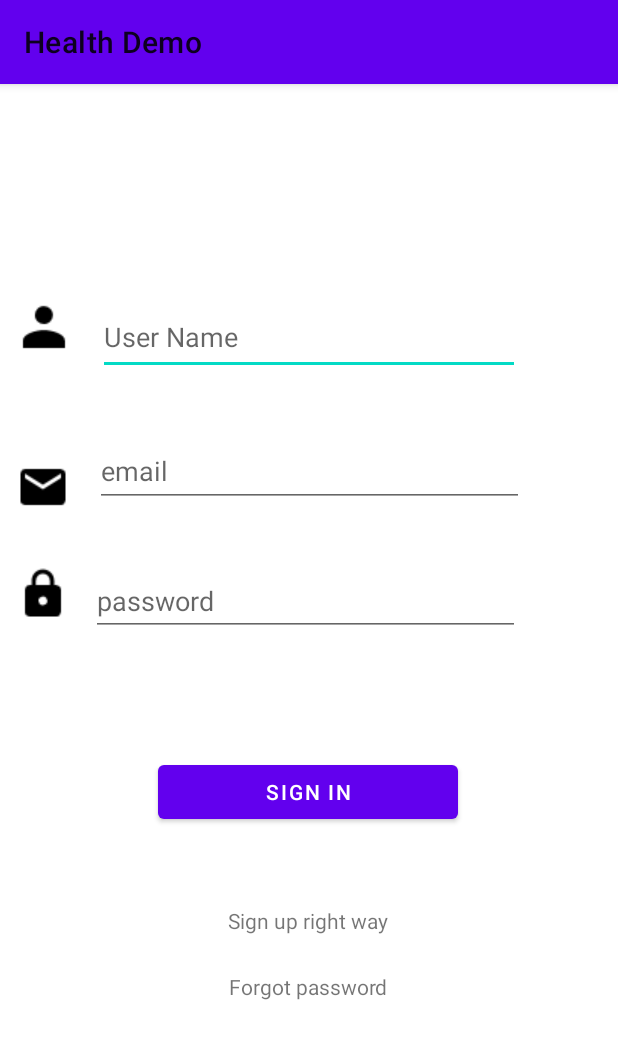
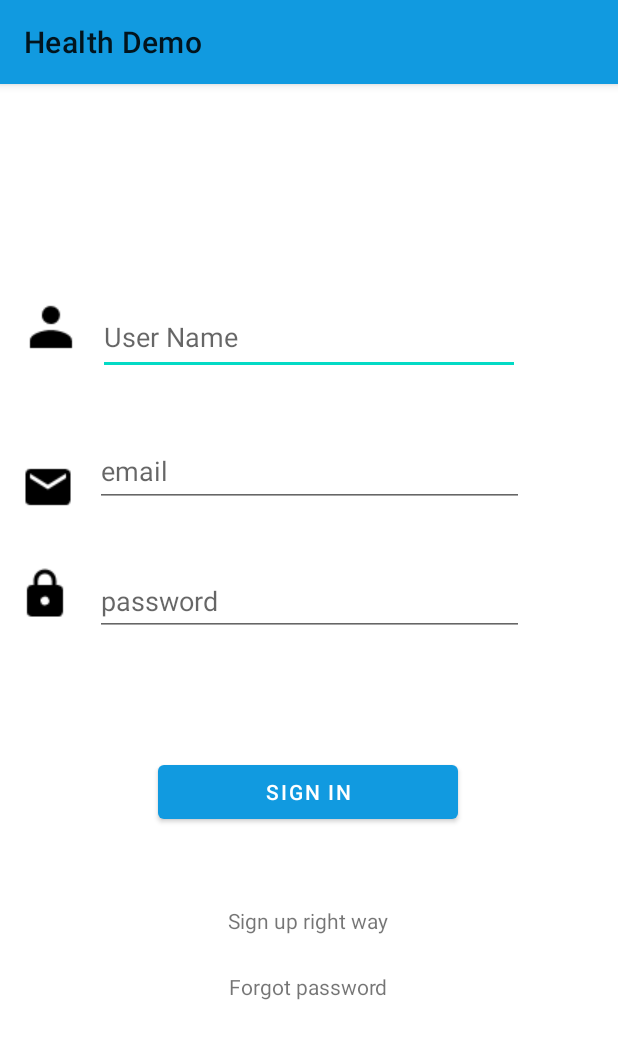
Before and after one commit to zahidcsepstu/Health_Demo, an Android app: the SignIn screen opened directly, with no data from a screen before it, on a phone screen of 412 x 824 dp. Shown: the top 1039 px of the screen. Run offline under Robolectric (Android 15) with nearby library versions, the phone set to English and light mode, and no system bars; libraries missing offline, so code that uses them is left out: com.cunoraz.gifview, com.github.mikephil.charting.

```diff
--- a/app/src/main/res/layout/activity_sign_in.xml
+++ b/app/src/main/res/layout/activity_sign_in.xml
@@ -4,7 +4,8 @@
     xmlns:tools="http://schemas.android.com/tools"
     android:layout_width="match_parent"
     android:layout_height="match_parent"
-    tools:context=".SignIn">
+    tools:context=".SignIn"
+    tools:ignore="MissingClass">
 
 
     <com.google.android.material.imageview.ShapeableImageView
@@ -15,7 +16,7 @@
         android:src="@drawable/baseline_person_black_18dp"
 
         app:layout_constraintEnd_toStartOf="@+id/user_name"
-        app:layout_constraintHorizontal_bias="0.39"
+        app:layout_constraintHorizontal_bias="0.551"
         app:layout_constraintStart_toStartOf="parent"
         app:layout_constraintTop_toTopOf="@+id/user_name" />
 
@@ -26,7 +27,6 @@
         android:src="@drawable/baseline_email_black_18dp"
         app:layout_constraintBottom_toTopOf="@+id/pass_icon"
         app:layout_constraintEnd_toStartOf="@+id/email"
-        app:layout_constraintHorizontal_bias="0.39"
         app:layout_constraintStart_toStartOf="parent"
         app:layout_constraintTop_toTopOf="@+id/email"
         app:layout_constraintVertical_bias="0.322" />
@@ -46,7 +46,7 @@
         android:layout_width="281dp"
         android:layout_height="50dp"
         android:layout_marginBottom="40dp"
-        android:hint="User Name"
+        android:hint="@string/user_name"
         app:layout_constraintBottom_toTopOf="@+id/email"
         app:layout_constraintEnd_toEndOf="parent"
         app:layout_constraintStart_toStartOf="parent"
@@ -62,7 +62,6 @@
         android:inputType="textPassword"
         app:layout_constraintBottom_toBottomOf="parent"
         app:layout_constraintEnd_toEndOf="parent"
-        app:layout_constraintHorizontal_bias="0.48"
         app:layout_constraintStart_toStartOf="parent" />
 
     <com.google.android.material.textfield.TextInputEditText
--- a/app/src/main/res/values/colors.xml
+++ b/app/src/main/res/values/colors.xml
@@ -1,6 +1,6 @@
 <?xml version="1.0" encoding="utf-8"?>
 <resources>
-    <color name="colorPrimary">#6200EE</color>
-    <color name="colorPrimaryDark">#3700B3</color>
+    <color name="colorPrimary">#119ae0</color>
+    <color name="colorPrimaryDark">#006cae</color>
     <color name="colorAccent">#03DAC5</color>
 </resources>
--- a/app/src/main/res/values/strings.xml
+++ b/app/src/main/res/values/strings.xml
@@ -1,3 +1,6 @@
 <resources>
     <string name="app_name">Health Demo</string>
+
+    <!--sign in fragment-->
+    <string name="user_name">User Name</string>
 </resources>
```
